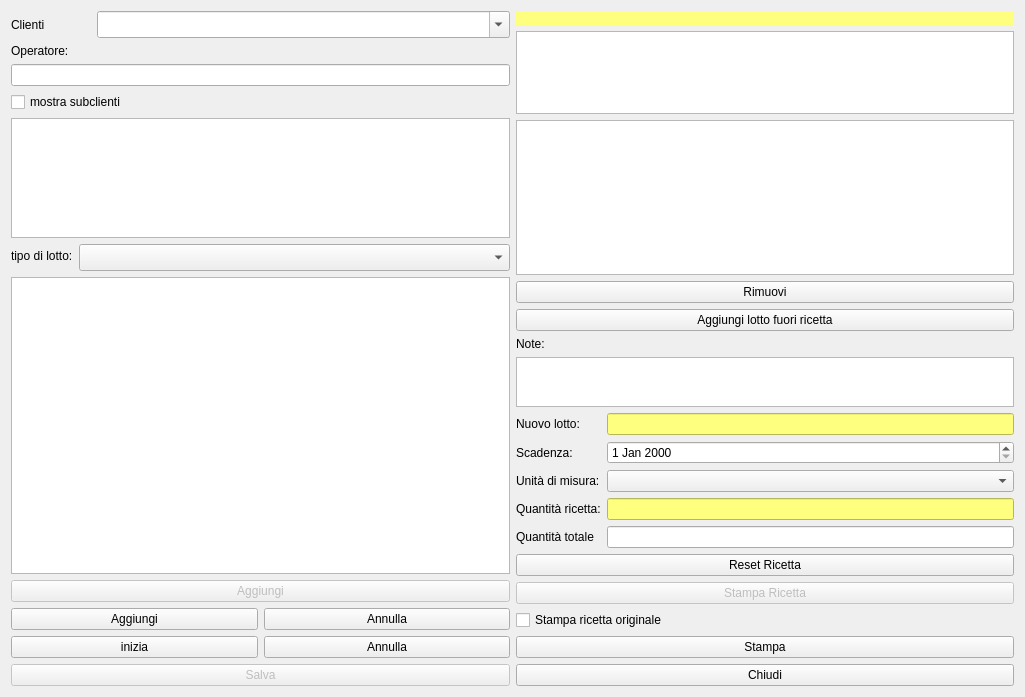
The window that hproduction.ui (fblabs/hamlet-mod-sancon) describes before a commit, drawn with Qt 5.
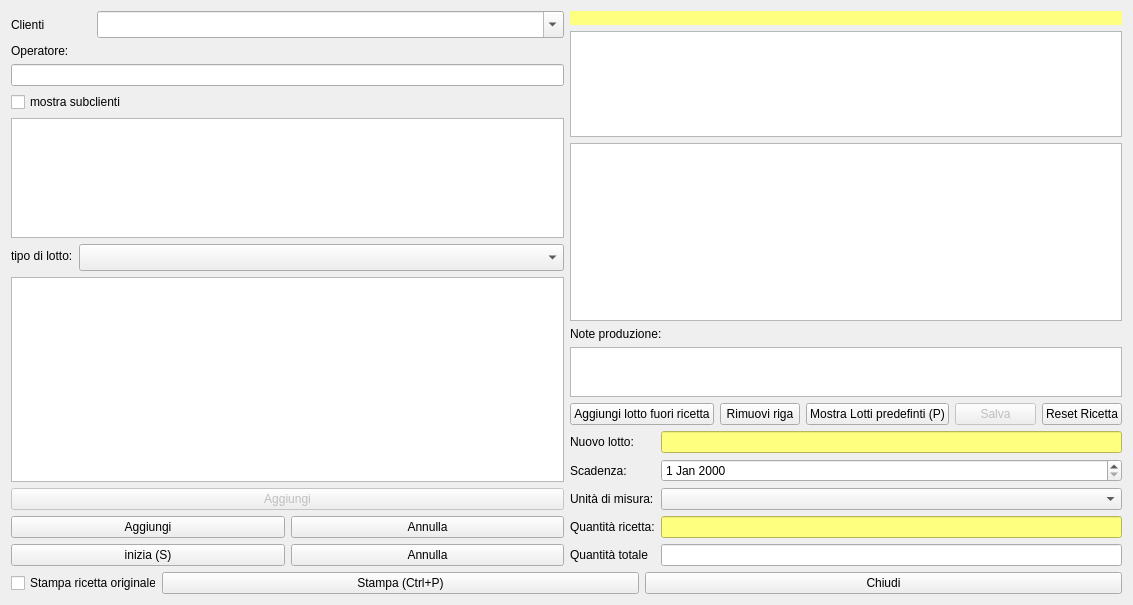
The same window after the commit. Icons and pictures are not drawn.

What changed in the file:
```diff
--- a/hproduction.ui
+++ b/hproduction.ui
@@ -12,8 +12,8 @@
    <rect>
     <x>0</x>
     <y>0</y>
-    <width>1025</width>
-    <height>697</height>
+    <width>1133</width>
+    <height>605</height>
    </rect>
   </property>
   <property name="windowTitle">
@@ -23,9 +23,9 @@
    <iconset resource="icons.qrc">
     <normaloff>:/Resources/Gears.PNG</normaloff>:/Resources/Gears.PNG</iconset>
   </property>
-  <layout class="QVBoxLayout" name="verticalLayout_4">
+  <layout class="QVBoxLayout" name="verticalLayout_6">
    <item>
-    <layout class="QHBoxLayout" name="horizontalLayout">
+    <layout class="QHBoxLayout" name="horizontalLayout_7">
      <item>
       <layout class="QVBoxLayout" name="verticalLayout">
        <item>
@@ -220,7 +220,7 @@
             </size>
            </property>
            <property name="text">
-            <string>inizia</string>
+            <string>inizia (S)</string>
            </property>
            <property name="icon">
             <iconset resource="icons.qrc">
@@ -262,7 +262,7 @@
       </layout>
      </item>
      <item>
-      <layout class="QVBoxLayout" name="verticalLayout_3">
+      <layout class="QVBoxLayout" name="verticalLayout_5">
        <item>
         <widget class="QLabel" name="lbRicetta">
          <property name="styleSheet">
@@ -316,22 +316,39 @@
         </widget>
        </item>
        <item>
-        <widget class="QPushButton" name="pushButton_2">
+        <layout class="QVBoxLayout" name="verticalLayout_3">
+         <item>
+          <widget class="QLabel" name="label_10">
+           <property name="maximumSize">
+            <size>
+             <width>16777215</width>
+             <height>30</height>
+            </size>
+           </property>
          <property name="text">
-          <string>Rimuovi</string>
-         </property>
-         <property name="icon">
-          <iconset resource="icons.qrc">
-           <normaloff>:/Resources/Minus.PNG</normaloff>:/Resources/Minus.PNG</iconset>
-         </property>
-         <property name="iconSize">
+            <string>Note produzione:</string>
+           </property>
+          </widget>
+         </item>
+         <item>
+          <widget class="QPlainTextEdit" name="tNote">
+           <property name="maximumSize">
           <size>
-           <width>32</width>
-           <height>32</height>
-          </size>
-         </property>
-        </widget>
-       </item>
+             <width>16777215</width>
+             <height>50</height>
+            </size>
+           </property>
+           <property name="font">
+            <font>
+             <pointsize>10</pointsize>
+            </font>
+           </property>
+          </widget>
+         </item>
+        </layout>
+       </item>
+       <item>
+        <layout class="QHBoxLayout" name="horizontalLayout">
        <item>
         <widget class="QPushButton" name="pushButton_7">
          <property name="text">
@@ -353,26 +370,80 @@
         </widget>
        </item>
        <item>
-        <widget class="QLabel" name="label_10">
+          <widget class="QPushButton" name="pushButton_2">
          <property name="text">
-          <string>Note:</string>
-         </property>
+            <string>Rimuovi riga</string>
+           </property>
+           <property name="icon">
+            <iconset resource="icons.qrc">
+             <normaloff>:/Resources/Minus.PNG</normaloff>:/Resources/Minus.PNG</iconset>
+           </property>
+           <property name="iconSize">
+            <size>
+             <width>32</width>
+             <height>32</height>
+            </size>
+           </property>
         </widget>
        </item>
        <item>
-        <widget class="QPlainTextEdit" name="tNote">
-         <property name="maximumSize">
+          <widget class="QPushButton" name="pbPreferredLots">
+           <property name="text">
+            <string>Mostra Lotti predefinti (P)</string>
+           </property>
+           <property name="icon">
+            <iconset resource="icons.qrc">
+             <normaloff>:/Resources/Center64.png</normaloff>:/Resources/Center64.png</iconset>
+           </property>
+           <property name="iconSize">
           <size>
-           <width>16777215</width>
-           <height>50</height>
-          </size>
-         </property>
-         <property name="font">
-          <font>
-           <pointsize>10</pointsize>
-          </font>
-         </property>
-        </widget>
+             <width>32</width>
+             <height>32</height>
+            </size>
+           </property>
+           <property name="shortcut">
+            <string>P</string>
+           </property>
+          </widget>
+         </item>
+         <item>
+          <widget class="QPushButton" name="pushButton_3">
+           <property name="enabled">
+            <bool>false</bool>
+           </property>
+           <property name="text">
+            <string>Salva</string>
+           </property>
+           <property name="icon">
+            <iconset resource="icons.qrc">
+             <normaloff>:/Resources/save-icon.png</normaloff>:/Resources/save-icon.png</iconset>
+           </property>
+           <property name="iconSize">
+            <size>
+             <width>32</width>
+             <height>32</height>
+            </size>
+           </property>
+          </widget>
+         </item>
+         <item>
+          <widget class="QPushButton" name="pushButton_11">
+           <property name="text">
+            <string>Reset Ricetta</string>
+           </property>
+           <property name="icon">
+            <iconset resource="icons.qrc">
+             <normaloff>:/Resources/Arrow-Left.PNG</normaloff>:/Resources/Arrow-Left.PNG</iconset>
+           </property>
+           <property name="iconSize">
+            <size>
+             <width>32</width>
+             <height>32</height>
+            </size>
+           </property>
+          </widget>
+         </item>
+        </layout>
        </item>
        <item>
         <layout class="QGridLayout" name="gridLayout">
@@ -450,32 +521,28 @@
         </layout>
        </item>
        <item>
-        <widget class="QPushButton" name="pushButton_11">
-         <property name="text">
-          <string>Reset Ricetta</string>
-         </property>
-         <property name="icon">
-          <iconset resource="icons.qrc">
-           <normaloff>:/Resources/Arrow-Left.PNG</normaloff>:/Resources/Arrow-Left.PNG</iconset>
-         </property>
-        </widget>
+        <layout class="QVBoxLayout" name="verticalLayout_4"/>
+       </item>
+      </layout>
+     </item>
+    </layout>
        </item>
        <item>
-        <widget class="QPushButton" name="pushButton_8">
-         <property name="enabled">
-          <bool>false</bool>
-         </property>
-         <property name="text">
-          <string>Stampa Ricetta</string>
-         </property>
-         <property name="icon">
-          <iconset resource="icons.qrc">
-           <normaloff>:/Resources/Printer-icon.png</normaloff>:/Resources/Printer-icon.png</iconset>
-         </property>
-        </widget>
-       </item>
+    <layout class="QHBoxLayout" name="horizontalLayout_2">
        <item>
         <widget class="QCheckBox" name="checkBox_2">
+       <property name="minimumSize">
+        <size>
+         <width>145</width>
+         <height>0</height>
+        </size>
+       </property>
+       <property name="maximumSize">
+        <size>
+         <width>145</width>
+         <height>16777215</height>
+        </size>
+       </property>
          <property name="text">
           <string>Stampa ricetta originale</string>
          </property>
@@ -487,32 +554,12 @@
           <bool>true</bool>
          </property>
          <property name="text">
-          <string>Stampa</string>
+        <string>Stampa (Ctrl+P)</string>
          </property>
          <property name="icon">
           <iconset resource="icons.qrc">
            <normaloff>:/Resources/Printer-icon.png</normaloff>:/Resources/Printer-icon.png</iconset>
          </property>
-        </widget>
-       </item>
-      </layout>
-     </item>
-    </layout>
-   </item>
-   <item>
-    <layout class="QHBoxLayout" name="horizontalLayout_2">
-     <item>
-      <widget class="QPushButton" name="pushButton_3">
-       <property name="enabled">
-        <bool>false</bool>
-       </property>
-       <property name="text">
-        <string>Salva</string>
-       </property>
-       <property name="icon">
-        <iconset resource="icons.qrc">
-         <normaloff>:/Resources/save-icon.png</normaloff>:/Resources/save-icon.png</iconset>
-       </property>
        <property name="iconSize">
         <size>
          <width>32</width>
```
Left out of the diff: 17 changed lines with no effect on the pictures. Lines whose indentation alone changed are shown as unchanged.
